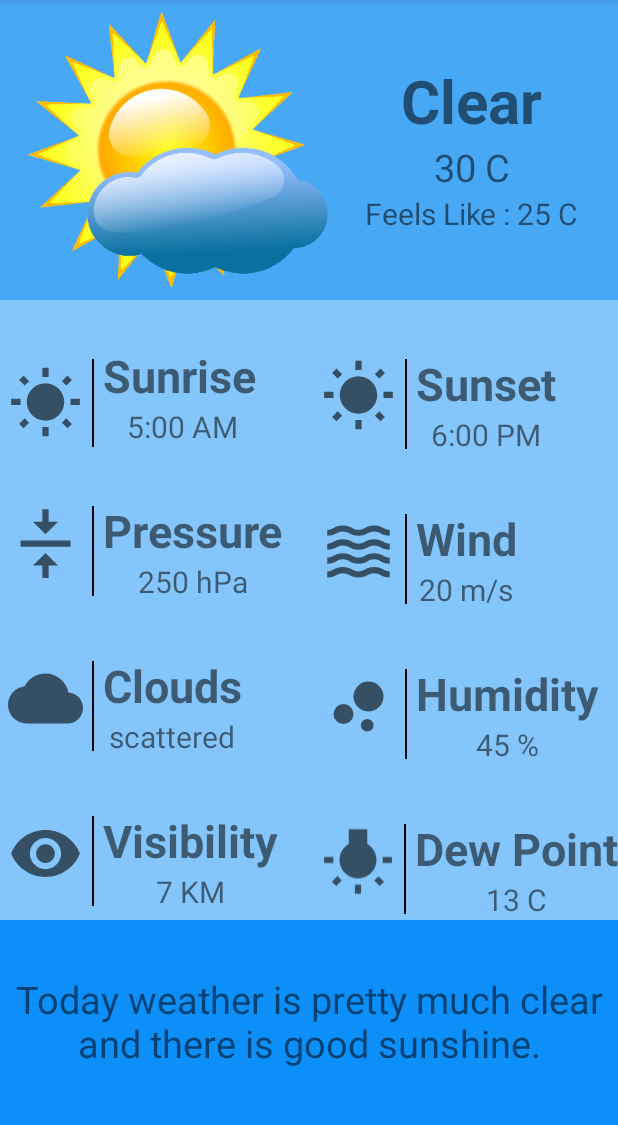
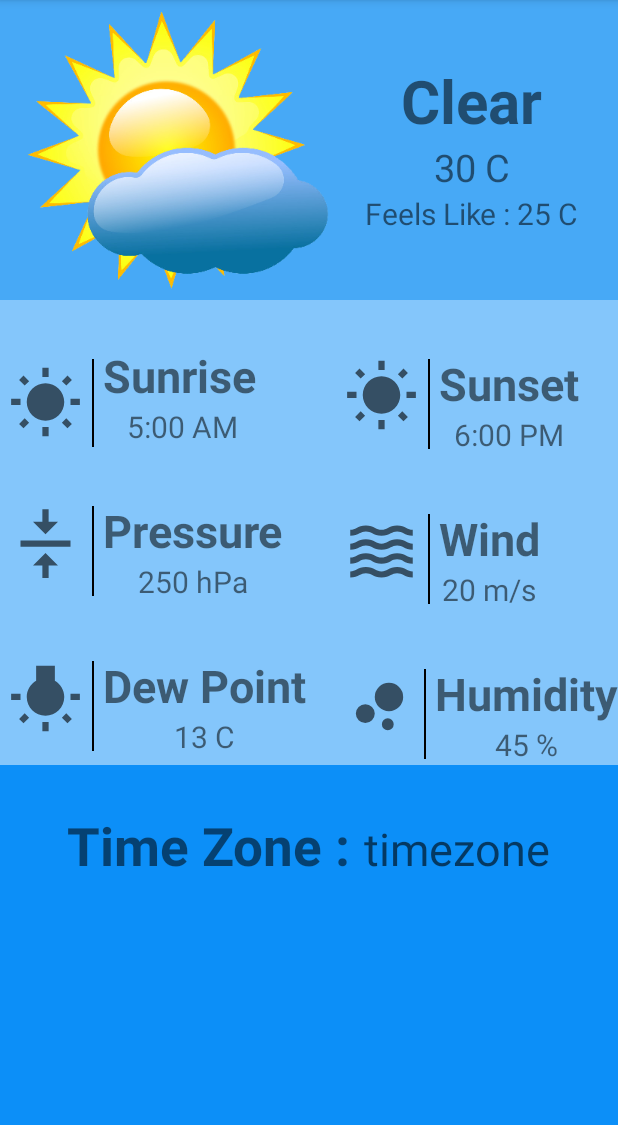
Before and after one commit to zfareed/Assignment_1, an Android app: the WeatherActivity screen opened directly, with no data from a screen before it, on a phone screen of 412 x 824 dp, the part 84-1209 px from its top. Run offline under Robolectric (Android 15) with nearby library versions, the phone set to English and light mode, and no system bars; network calls fail.

Commit message:
Make Some changes in layout

```diff
--- a/app/src/main/java/com/example/assignment_1/MainActivity.java
+++ b/app/src/main/java/com/example/assignment_1/MainActivity.java
@@ -16,6 +16,9 @@ import com.android.volley.VolleyError;
 import com.android.volley.VolleyLog;
 import com.android.volley.toolbox.JsonObjectRequest;
 import com.android.volley.toolbox.Volley;
+import com.example.assignment_1.WeatherData.Daily;
+import com.example.assignment_1.WeatherData.Weather;
+import com.example.assignment_1.WeatherData.WeatherData;
 
 import org.json.JSONException;
 import org.json.JSONObject;
@@ -24,15 +27,17 @@ import java.util.ArrayList;
 
 public class MainActivity extends AppCompatActivity {
     ArrayList<String> dayNames;
-    ArrayList<Integer> images;
+    ArrayList<String> icons;
     RequestQueue requestQueue;
+    WeatherData weatherData;
+    Weather weather;
 
     @Override
     protected void onCreate(Bundle savedInstanceState) {
         super.onCreate(savedInstanceState);
         setContentView(R.layout.activity_main);
         Days();
-        AddImages();
+
 
         requestQueue = Volley.newRequestQueue(this);
         fetchJsonResponse();
@@ -59,7 +64,11 @@ public class MainActivity extends AppCompatActivity {
                 new Response.Listener<JSONObject>() {
                     @Override
                     public void onResponse(JSONObject response) {
-                        Log.i("Zain","Weather : "+response.toString());
+                        for (int i=0;i<7;i++){
+                            String myicons = weather.getIcon();
+                        }
+
+
                     }
                 }, new Response.ErrorListener() {
             @Override
@@ -83,14 +92,8 @@ public class MainActivity extends AppCompatActivity {
             dayNames.add("Saturday");
     }
 
-    public void AddImages(){
-        images = new ArrayList<Integer>();
-        images.add(R.drawable.cloud_circle);
-        images.add(R.drawable.cloud_circle);
-        images.add(R.drawable.cloud_circle);
-        images.add(R.drawable.cloud_circle);
-        images.add(R.drawable.cloud_circle);
-        images.add(R.drawable.cloud_circle);
-        images.add(R.drawable.cloud_circle);
+    public void AddImagecons(){
+        icons = new ArrayList<String>();
+
     }
 }
--- a/app/src/main/java/com/example/assignment_1/WeatherData/Daily.java
+++ b/app/src/main/java/com/example/assignment_1/WeatherData/Daily.java
@@ -1,8 +1,5 @@
 
 package com.example.assignment_1.WeatherData;
-
-import com.example.assignment_1.FeelsLike;
-import com.example.assignment_1.Weather;
 
 import java.util.List;
 
--- a/app/src/main/res/layout/single_weather_layout.xml
+++ b/app/src/main/res/layout/single_weather_layout.xml
@@ -10,7 +10,7 @@
         android:id="@+id/imageView"
         android:layout_width="100dp"
         android:layout_height="100dp"
-        android:background="@color/black"
+        android:background="@drawable/sun"
         />
 
     <LinearLayout
@@ -26,7 +26,8 @@
             android:layout_height="wrap_content"
             android:textSize="30sp"
             android:layout_weight="1"
-            android:hint="Day" />
+            android:hint="Day"
+            android:text="Day"/>
 
         <TextView
             android:id="@+id/desView"
--- a/app/src/main/res/layout/weather.xml
+++ b/app/src/main/res/layout/weather.xml
@@ -187,12 +187,12 @@
                 android:orientation="horizontal">
 
                 <ImageView
-                    android:id="@+id/cloudimage"
+                    android:id="@+id/dewpoint_image"
                     android:layout_width="50dp"
                     android:layout_height="50dp"
                     android:layout_weight="1"
                     android:layout_gravity="center"
-                    android:src="@drawable/clouds"
+                    android:src="@drawable/dewpoint_vector"
                     android:layout_marginTop="10dp"
                     android:layout_marginLeft="5dp"
                     />
@@ -213,74 +213,25 @@
                     android:orientation="vertical">
 
                     <TextView
-                    android:id="@+id/clouds"
+                        android:id="@+id/dewpoint"
                         android:layout_width="wrap_content"
                         android:layout_height="wrap_content"
                         android:layout_gravity="center_horizontal"
-                    android:text="Clouds"
+                        android:text="Dew Point"
                         android:textSize="30sp"
                         android:textStyle="bold" />
 
                     <TextView
-                    android:id="@+id/cloudscondition"
+                        android:id="@+id/dewpointvalue"
                         android:layout_width="wrap_content"
                         android:layout_height="wrap_content"
                         android:layout_gravity="center_horizontal"
-                    android:text="scattered"
+                        android:text="13 C"
                         android:textSize="20sp" />
                 </LinearLayout>
             </LinearLayout>
 
-            <LinearLayout
-                android:layout_width="wrap_content"
-                android:layout_height="wrap_content"
-                android:layout_marginTop="5dp"
-                android:orientation="horizontal">
 
-                <ImageView
-                    android:id="@+id/visiblity_image"
-                    android:layout_width="50dp"
-                    android:layout_height="50dp"
-                    android:layout_weight="1"
-                    android:layout_gravity="center"
-                    android:src="@drawable/visibility"
-                    android:layout_marginTop="10dp"
-                    android:layout_marginLeft="5dp"
-                    />
-                <View
-                    android:layout_width="1dp"
-                    android:layout_height="60dp"
-                    android:layout_gravity="center"
-                    android:layout_marginLeft="6dp"
-                    android:layout_marginRight="6dp"
-                    android:layout_marginTop="15dp"
-                    android:background="@color/black"
-                    />
-
-                <LinearLayout
-                android:layout_width="match_parent"
-                android:layout_height="wrap_content"
-                android:layout_marginTop="30dp"
-                android:orientation="vertical">
-
-                <TextView
-                    android:id="@+id/visiblity"
-                    android:layout_width="wrap_content"
-                    android:layout_height="wrap_content"
-                    android:layout_gravity="center_horizontal"
-                    android:text="Visibility"
-                    android:textSize="30sp"
-                    android:textStyle="bold" />
-
-                <TextView
-                    android:id="@+id/visiblityvalue"
-                    android:layout_width="wrap_content"
-                    android:layout_height="wrap_content"
-                    android:layout_gravity="center_horizontal"
-                    android:text="7 KM"
-                    android:textSize="20sp" />
-            </LinearLayout>
-            </LinearLayout>
 
 
 
@@ -446,68 +397,32 @@
             </LinearLayout>
             </LinearLayout>
 
-            <LinearLayout
-                android:layout_width="wrap_content"
-                android:layout_height="wrap_content"
-                android:layout_marginTop="5dp"
-                android:orientation="horizontal">
 
-                <ImageView
-                    android:id="@+id/dewpoint_image"
-                    android:layout_width="50dp"
-                    android:layout_height="50dp"
-                    android:layout_weight="1"
-                    android:layout_gravity="center"
-                    android:src="@drawable/dewpoint_vector"
-                    android:layout_marginTop="10dp"
-                    android:layout_marginLeft="5dp"
-                    />
-                <View
-                    android:layout_width="1dp"
-                    android:layout_height="60dp"
-                    android:layout_gravity="center"
-                    android:layout_marginLeft="6dp"
-                    android:layout_marginRight="6dp"
-                    android:layout_marginTop="15dp"
-                    android:background="@color/black"
-                    />
+        </LinearLayout>
+    </LinearLayout>
 
     <LinearLayout
         android:layout_width="match_parent"
         android:layout_height="wrap_content"
+        android:orientation="horizontal"
         android:layout_marginTop="30dp"
-                android:orientation="vertical">
+        android:gravity="center_horizontal">
+
+
 
         <TextView
-                    android:id="@+id/dewpoint"
             android:layout_width="wrap_content"
             android:layout_height="wrap_content"
-                    android:layout_gravity="center_horizontal"
-                    android:text="Dew Point"
-                    android:textSize="30sp"
-                    android:textStyle="bold" />
+            android:textSize="35sp"
+            android:textStyle="bold"
+            android:text="Time Zone : "/>
 
         <TextView
-                    android:id="@+id/dewpointvalue"
             android:layout_width="wrap_content"
             android:layout_height="wrap_content"
-                    android:layout_gravity="center_horizontal"
-                    android:text="13 C"
-                    android:textSize="20sp" />
+            android:hint="timezone"
+            android:textSize="30sp"/>
     </LinearLayout>
-            </LinearLayout>
-        </LinearLayout>
-    </LinearLayout>
-
-    <TextView
-        android:id="@+id/textView9"
-        android:layout_width="match_parent"
-        android:layout_height="109dp"
-        android:layout_gravity="center"
-        android:layout_marginTop="35dp"
-        android:text="Today weather is pretty much clear and there is good sunshine."
-        android:textAlignment="center"
-        android:textSize="25sp" />
 
 
 </LinearLayout>
```
Lines whose indentation alone changed are shown as unchanged.
